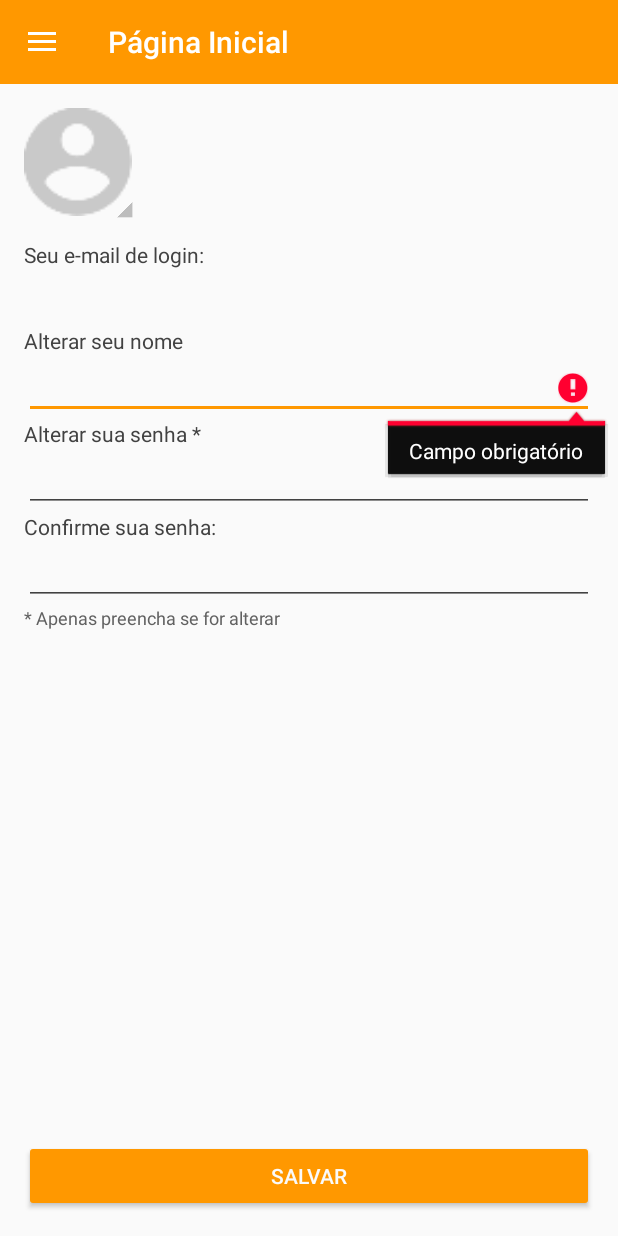
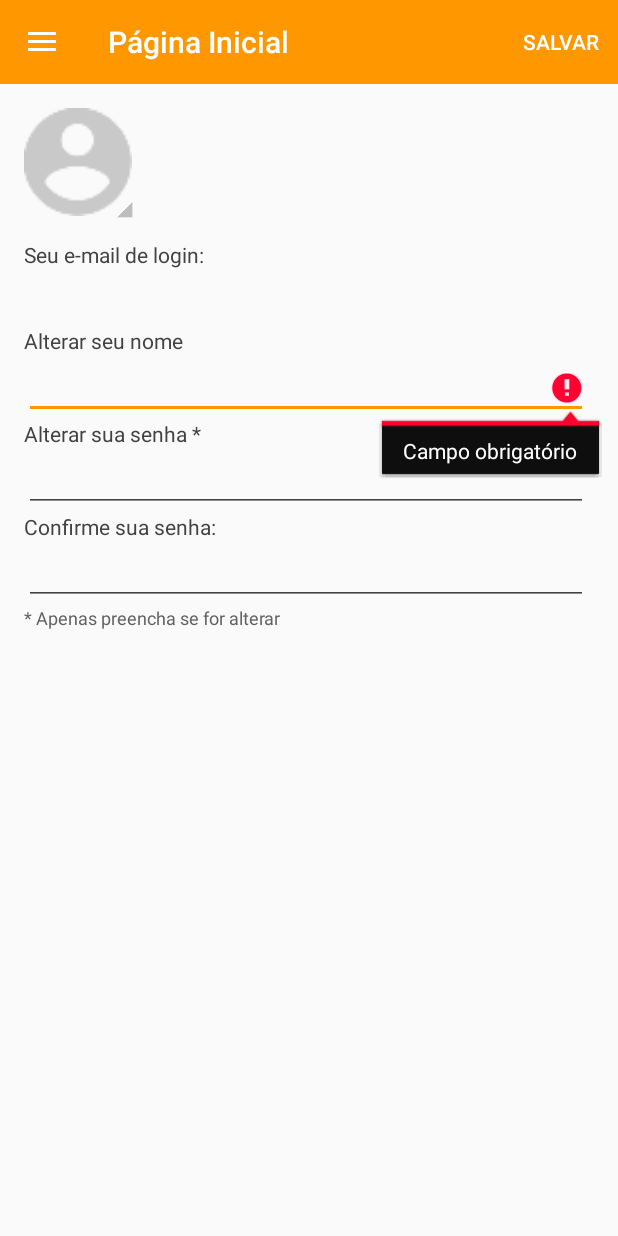
Before and after one commit to GuilhermeFGL/AndroidBaseApp, an Android app: the fragment ProfileFragment placed in its activity, after a tap on "SALVAR", on a phone screen of 412 x 824 dp. Run offline under Robolectric (Android 15) with nearby library versions, the phone set to English and light mode, and no system bars; our stand-ins replace ButterKnife, CircleImageView, Firebase (no records; nobody signed in at launch, a user with empty details on screens opened directly), Picasso; pictures from the network do not load.

Commit message:
refactoring layout

```diff
--- a/app/src/main/java/com/example/guilherme/firebasedatabse/fragments/ProfileFragment.java
+++ b/app/src/main/java/com/example/guilherme/firebasedatabse/fragments/ProfileFragment.java
@@ -6,6 +6,9 @@ import android.os.Bundle;
 import android.support.annotation.NonNull;
 import android.support.v4.app.Fragment;
 import android.view.LayoutInflater;
+import android.view.Menu;
+import android.view.MenuInflater;
+import android.view.MenuItem;
 import android.view.View;
 import android.view.ViewGroup;
 import android.widget.TextView;
@@ -70,9 +73,27 @@ public class ProfileFragment extends Fragment {
         firebaseUser = Firebase.getFirebaseAuth().getCurrentUser();
         dialog = new ProgressDialog(getActivity());
         avatarBitmap = null;
+        setHasOptionsMenu(true);
         setView();
 
         return view;
+    }
+
+    @Override
+    public void onCreateOptionsMenu(Menu menu, MenuInflater inflater) {
+        super.onCreateOptionsMenu(menu, inflater);
+        inflater.inflate(R.menu.profile_menu, menu);
+    }
+
+    @Override
+    public boolean onOptionsItemSelected(MenuItem item) {
+        switch (item.getItemId()) {
+            case R.id.menu_profile_save:
+                updateProfile();
+                return true;
+            default:
+                return super.onOptionsItemSelected(item);
+        }
     }
 
     @OnClick(R.id.update_pic)
@@ -81,7 +102,6 @@ public class ProfileFragment extends Fragment {
         getActivity().startActivityForResult(chooseImageIntent, Constants.PICK_IMAGE_FOR_PROFILE);
     }
 
-    @OnClick(R.id.update_action_register)
     public void updateProfile(){
         boolean isValid = true;
         if (nameTextView.getText().toString().equals("")) {
--- a/app/src/main/res/layout/activity_main.xml
+++ b/app/src/main/res/layout/activity_main.xml
@@ -1,12 +1,18 @@
 <?xml version="1.0" encoding="utf-8"?>
-<android.support.v4.widget.DrawerLayout
+<android.support.design.widget.CoordinatorLayout
     xmlns:android="http://schemas.android.com/apk/res/android"
     xmlns:tools="http://schemas.android.com/tools"
-    android:id="@+id/drawer_layout"
+    android:id="@+id/coordinator_layout"
     android:layout_width="match_parent"
     android:layout_height="match_parent"
     android:fitsSystemWindows="true"
     tools:context="com.example.guilherme.firebasedatabse.activitys.MainActivity">
+
+    <android.support.v4.widget.DrawerLayout
+        android:id="@+id/drawer_layout"
+        android:layout_width="match_parent"
+        android:layout_height="match_parent"
+        android:layout_gravity="center">
 
         <LinearLayout
             android:id="@+id/container_main_view"
@@ -89,3 +95,5 @@
         </LinearLayout>
 
     </android.support.v4.widget.DrawerLayout>
+
+</android.support.design.widget.CoordinatorLayout>
--- a/app/src/main/res/layout/fragment_profile.xml
+++ b/app/src/main/res/layout/fragment_profile.xml
@@ -1,16 +1,15 @@
-<LinearLayout
+<ScrollView
     xmlns:android="http://schemas.android.com/apk/res/android"
     xmlns:tools="http://schemas.android.com/tools"
     android:layout_width="match_parent"
     android:layout_height="match_parent"
     tools:context="com.example.guilherme.firebasedatabse.fragments.ProfileFragment"
-    android:orientation="vertical"
+    android:scrollbarStyle="outsideInset"
     android:padding="16dp">
 
     <LinearLayout
         android:layout_width="match_parent"
-        android:layout_height="0dp"
-        android:layout_weight="1"
+        android:layout_height="wrap_content"
         android:orientation="vertical">
 
         <RelativeLayout
@@ -105,10 +104,4 @@
 
     </LinearLayout>
 
-    <Button
-        android:id="@+id/update_action_register"
-        android:layout_width="fill_parent"
-        android:layout_height="wrap_content"
-        android:text="@string/profile_action_save" />
-
-</LinearLayout>
+</ScrollView>
--- /dev/null
+++ b/app/src/main/res/menu/profile_menu.xml
@@ -0,0 +1,13 @@
+<?xml version="1.0" encoding="utf-8"?>
+<menu xmlns:android="http://schemas.android.com/apk/res/android"
+    xmlns:app="http://schemas.android.com/apk/res-auto"
+    xmlns:tools="http://schemas.android.com/tools"
+    tools:context=".fragments.ProfileFragment">
+
+    <item
+        android:id="@+id/menu_profile_save"
+        app:showAsAction="always"
+        android:orderInCategory="2"
+        android:title="@string/menu_profile_save"/>
+
+</menu>
--- a/app/src/main/res/values/strings.xml
+++ b/app/src/main/res/values/strings.xml
@@ -10,6 +10,10 @@
     <string name="navigation_home">Página Inicial</string>
     <string name="navigation_profile">Perfil</string>
     <string name="navigation_logout">Sair</string>
+
+    <!-- MENU -->
+    <string name="menu_register_register">CADASTRAR</string>
+    <string name="menu_profile_save">SALVAR</string>
 
     <!-- MAIN ACTIVITY -->
     <string name="app_name">Firebase Teste</string>
--- a/app/src/main/res/values/styles.xml
+++ b/app/src/main/res/values/styles.xml
@@ -1,14 +1,14 @@
 <resources>
 
-    <!-- Base application theme. -->
     <style name="AppTheme" parent="Theme.AppCompat.Light.DarkActionBar">
-        <!-- Customize your theme here. -->
+        <item name="android:scrollbarSize">4dp</item>
         <item name="colorPrimary">@color/colorPrimary</item>
         <item name="colorPrimaryDark">@color/colorPrimaryDark</item>
         <item name="colorAccent">@color/colorPrimary</item>
         <item name="android:textColor">@color/text_color_primary</item>
         <item name="android:textColorPrimary">@color/text_color_primary</item>
         <item name="android:textColorSecondary">@color/text_color_primary</item>
+        <item name="android:scrollbarThumbVertical">@color/gray_light</item>
 
         <item name="android:buttonStyle">@style/ButtonDefault</item>
         <item name="android:borderlessButtonStyle">@style/FlatButton</item>
```
Also changed, not shown: app/src/main/java/com/example/guilherme/firebasedatabse/activitys/RegisterActivity.java (+10 -1 lines), app/src/main/res/layout/activity_register.xml (+5 -12 lines), app/src/main/res/menu/register_menu.xml (added, +13 -0 lines). Lines whose indentation alone changed are shown as unchanged.
